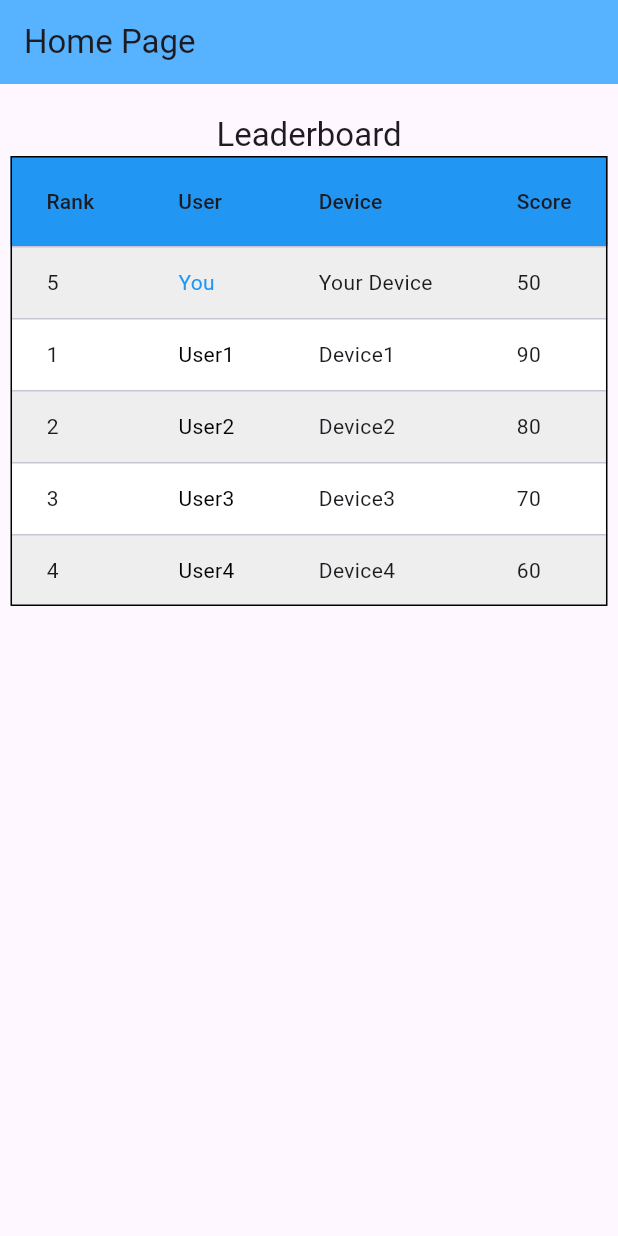
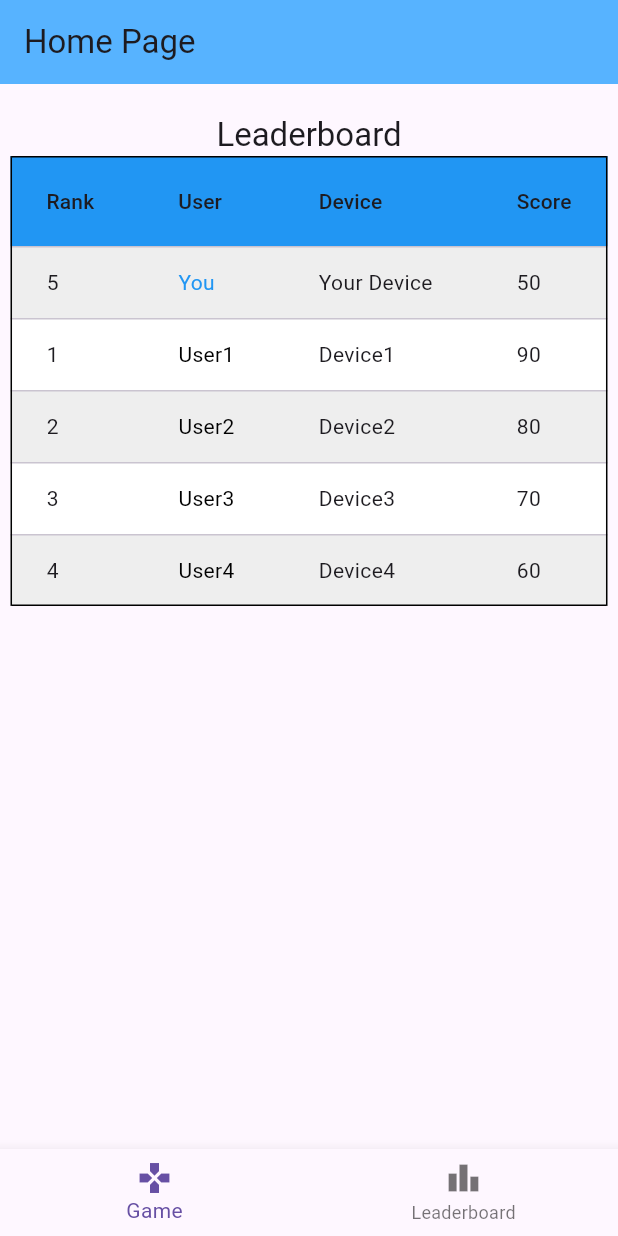
Before and after one commit to IdyllicDawn/GameOn-Mobile, a Flutter app: the HomePage screen opened directly, on a phone screen of 412 x 824 dp. Run offline on Flutter 3.47's test engine with Material 3 defaults, Android fonts, the phone set to English and light mode, and no system bars.

Commit message:
Added Bottom NavBar
BottomNavBar

```diff
--- /dev/null
+++ b/lib/bottombar.dart
@@ -0,0 +1,49 @@
+import 'package:flutter/material.dart';
+import 'main_page.dart';
+
+int _currentIndex = 0;
+
+class BottomBar extends StatefulWidget {
+  const BottomBar({Key? key}) : super(key: key);
+
+  @override
+  _BottomBarState createState() => _BottomBarState();
+}
+
+class _BottomBarState extends State<BottomBar> {
+  @override
+  Widget build(BuildContext context) {
+    return BottomNavigationBar(
+      currentIndex: _currentIndex,
+      onTap: (index) {
+        setState(() {
+          _currentIndex = index;
+        });
+        if (_currentIndex == 0) {
+          Navigator.pushReplacement(
+            context,
+            MaterialPageRoute(builder: (context) => GameSelect()),
+          );
+        } else {
+          Navigator.pushReplacement(
+            context,
+            MaterialPageRoute(builder: (context) => HomePage()),
+          );
+        }
+      },
+      items: [
+        BottomNavigationBarItem(
+          icon: Icon(Icons.gamepad),
+          label: 'Game',
+          //set color of icon based on current index
+          backgroundColor: _currentIndex == 0 ? Colors.blue : Colors.grey,
+        ),
+        BottomNavigationBarItem(
+          icon: Icon(Icons.leaderboard),
+          label: 'Leaderboard',
+          backgroundColor: _currentIndex == 1 ? Colors.blue : Colors.grey,
+        ),
+      ],
+    );
+  }
+}
--- a/lib/main.dart
+++ b/lib/main.dart
@@ -2,6 +2,7 @@
 
 import 'package:flutter/material.dart';
 import 'login_page.dart';
+import 'bottombar.dart';
 
 void main() {
   runApp(const GameOn());
```
Also changed, not shown: lib/main_page.dart (+30 -1 lines), lib/gameselect_page.dart (added).
